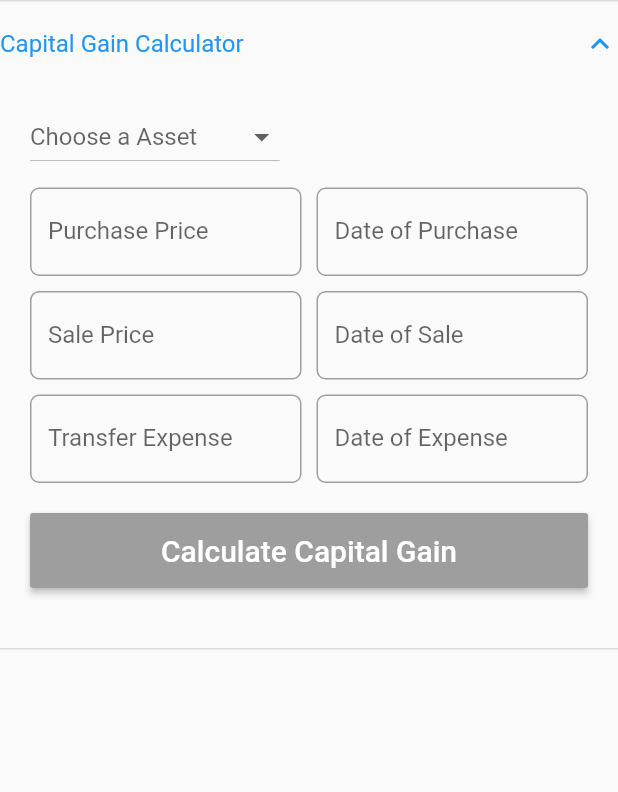
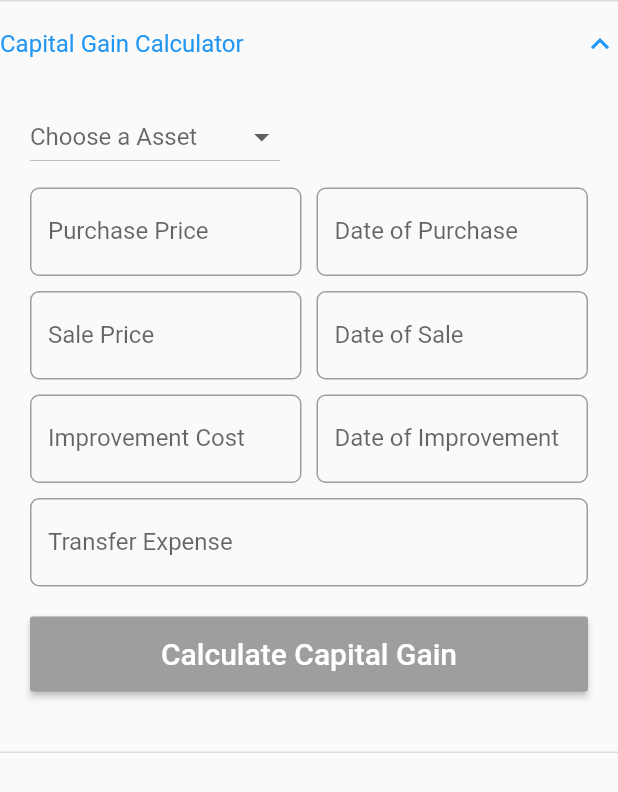
Before and after one commit to hkumawat2000/tax_demo, a Flutter app: the CapitalGainCalculator widget shown alone on an empty page, opened directly, after a tap on "Capital Gain Calculator", on a phone screen of 412 x 824 dp. Shown: the top 792 px of the screen. Run offline on Flutter 3.47's test engine with Material 2 defaults, Android fonts, the phone set to English and light mode, and no system bars; our stand-ins replace firebase_core; accounts and stored records are empty.

Commit message:
Added improvement of cost benifit

```diff
--- a/lib/all_calculator.dart
+++ b/lib/all_calculator.dart
@@ -29,8 +29,8 @@ class _AllCalculatorState extends State<AllCalculator> {
                 NPSCalculator(),
                 Divider(height: 4, color: Colors.black,thickness: 6),
                 CapitalGainCalculator(),
-                Divider(height: 4, color: Colors.black,thickness: 6),
-                CapitalGains(),
+                // Divider(height: 4, color: Colors.black,thickness: 6),
+                // CapitalGains(),
                 Divider(height: 4, color: Colors.black,thickness: 6),
                 TaxCalculator(),
               ],
--- a/lib/capital_gain_calculator.dart
+++ b/lib/capital_gain_calculator.dart
@@ -14,8 +14,9 @@ class _CapitalGainCalculatorState extends State<CapitalGainCalculator> {
   TextEditingController dateOfSaleTextController = TextEditingController();
   TextEditingController purchasePriceTextController = TextEditingController();
   TextEditingController salePriceTextController = TextEditingController();
+  TextEditingController improvementCostTextController = TextEditingController();
   TextEditingController transferExpenseTextController = TextEditingController();
-  TextEditingController transferExpenseDateTextController = TextEditingController();
+  TextEditingController improvementDateTextController = TextEditingController();
 
   String? selectedAssetType;
   List<String> assetList = [
@@ -186,7 +187,7 @@ class _CapitalGainCalculatorState extends State<CapitalGainCalculator> {
           children: [
             Expanded(
               child: TextField(
-                controller: transferExpenseTextController,
+                controller: improvementCostTextController,
                 keyboardType: TextInputType.number,
                 style: const TextStyle(color: Colors.black),
                 inputFormatters: [
@@ -194,7 +195,7 @@ class _CapitalGainCalculatorState extends State<CapitalGainCalculator> {
                 ],
                 onChanged: (val) => setState((){}),
                 decoration: InputDecoration(
-                    labelText: "Transfer Expense",
+                    labelText: "Improvement Cost",
                     counterText: "",
                     enabledBorder: OutlineInputBorder(
                         borderRadius: BorderRadius.circular(6),
@@ -215,7 +216,7 @@ class _CapitalGainCalculatorState extends State<CapitalGainCalculator> {
             const SizedBox(width: 10),
             Expanded(
               child: TextField(
-                controller: transferExpenseDateTextController,
+                controller: improvementDateTextController,
                 keyboardType: const TextInputType.numberWithOptions(decimal: false),
                 inputFormatters: [
                   FilteringTextInputFormatter.allow(RegExp("[0-9/]")),
@@ -224,7 +225,7 @@ class _CapitalGainCalculatorState extends State<CapitalGainCalculator> {
                 ],
                 onChanged: (val) => setState((){}),
                 decoration: InputDecoration(
-                    labelText: "Date of Expense",
+                    labelText: "Date of Improvement",
                     hintText: "DD/MM/YYYY",
                     counterText: "",
                     enabledBorder: OutlineInputBorder(
@@ -244,6 +245,33 @@ class _CapitalGainCalculatorState extends State<CapitalGainCalculator> {
               ),
             ),
           ],
+        ),
+        const SizedBox(height: 10),
+        TextField(
+          controller: transferExpenseTextController,
+          keyboardType: TextInputType.number,
+          style: const TextStyle(color: Colors.black),
+          inputFormatters: [
+            FilteringTextInputFormatter.allow(RegExp("[0-9]")),
+          ],
+          onChanged: (val) => setState((){}),
+          decoration: InputDecoration(
+              labelText: "Transfer Expense",
+              counterText: "",
+              enabledBorder: OutlineInputBorder(
+                  borderRadius: BorderRadius.circular(6),
+                  borderSide: const BorderSide(color: Colors.grey)
+              ),
+              focusedBorder: OutlineInputBorder(
+                borderRadius: BorderRadius.circular(6),
+                borderSide: const BorderSide(color: Colors.grey),
+              ),
+              disabledBorder: OutlineInputBorder(
+                borderRadius: BorderRadius.circular(6),
+                borderSide: const BorderSide(color: Colors.grey),
+              ),
+              focusColor: Colors.grey
+          ),
         ),
         const SizedBox(height: 20),
         AbsorbPointer(
@@ -296,7 +324,7 @@ class _CapitalGainCalculatorState extends State<CapitalGainCalculator> {
     netSalePrice = getStringToDouble(salePriceTextController.text.toString());
     String saleDate = dateOfSaleTextController.text.toString();
     double expense = getStringToDouble(transferExpenseTextController.text.toString());
-    String expenseDate = transferExpenseDateTextController.text.toString();
+    String expenseDate = improvementDateTextController.text.toString();
 
     // Get difference in 2 date
     DateTime a = DateTime.utc(int.parse(saleDate.split("/")[2]), int.parse(saleDate.split("/")[1]), int.parse(saleDate.split("/")[0]));
@@ -373,7 +401,7 @@ class _CapitalGainCalculatorState extends State<CapitalGainCalculator> {
         || dateOfPurchaseTextController.text.trim().isEmpty
         || dateOfSaleTextController.text.trim().isEmpty
         || transferExpenseTextController.text.trim().isEmpty
-        || transferExpenseDateTextController.text.trim().isEmpty){
+        || improvementDateTextController.text.trim().isEmpty){
       return false;
     } else {
       return true;
```
